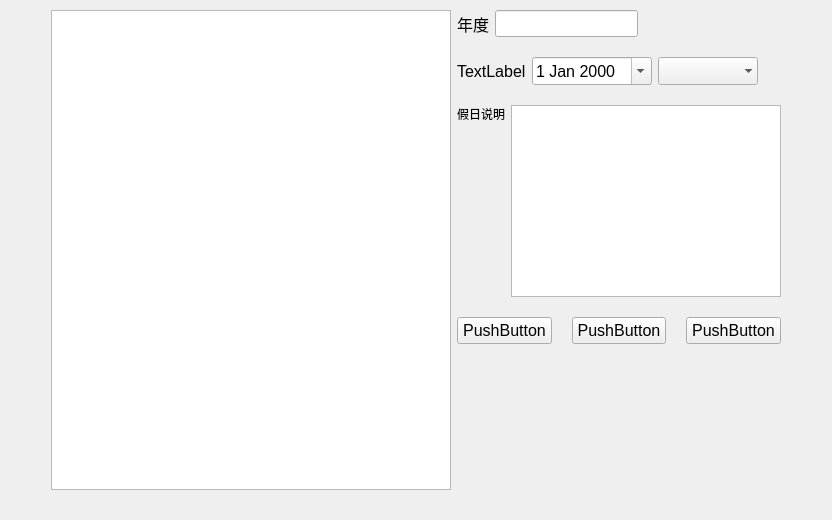
The window that FML/view/mainframe/paramgrholiday.ui (ruofeng216/fmlnew) describes before a commit, drawn with Qt 5.
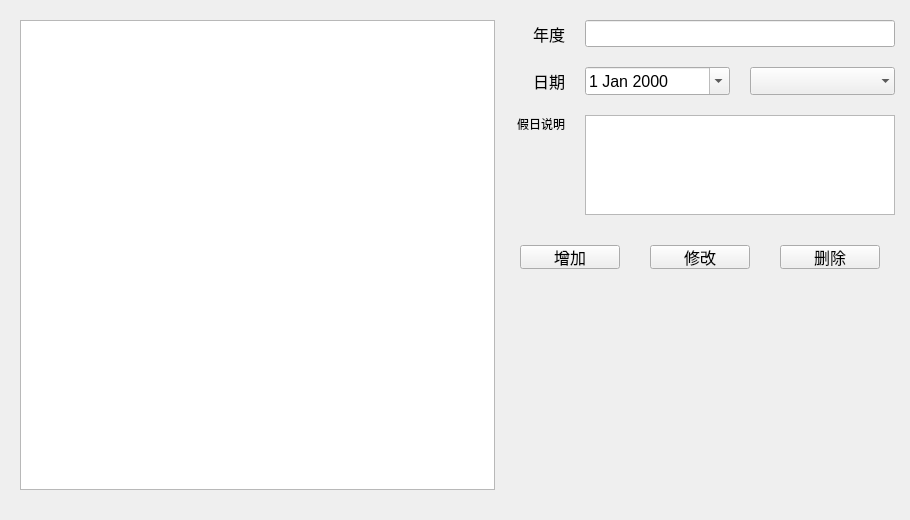
The same window after the commit.

Commit message: 组合管理，金融日历布局，样式修改

What changed in the file:
```diff
--- a/FML/view/mainframe/paramgrholiday.ui
+++ b/FML/view/mainframe/paramgrholiday.ui
@@ -6,65 +6,57 @@
    <rect>
     <x>0</x>
     <y>0</y>
-    <width>832</width>
+    <width>910</width>
     <height>520</height>
    </rect>
   </property>
   <property name="windowTitle">
    <string>ParaMgrHoliday</string>
   </property>
-  <layout class="QGridLayout" name="gridLayout">
+  <layout class="QHBoxLayout" name="horizontalLayout_6">
+   <property name="spacing">
+    <number>0</number>
+   </property>
+   <property name="leftMargin">
+    <number>0</number>
+   </property>
    <property name="topMargin">
-    <number>10</number>
+    <number>0</number>
+   </property>
+   <property name="rightMargin">
+    <number>0</number>
+   </property>
+   <property name="bottomMargin">
+    <number>0</number>
+   </property>
+   <item>
+    <layout class="QHBoxLayout" name="horizontalLayout_5" stretch="1,0">
+     <property name="spacing">
+      <number>0</number>
+     </property>
+     <property name="leftMargin">
+      <number>20</number>
+     </property>
+     <property name="topMargin">
+      <number>20</number>
+     </property>
+     <property name="rightMargin">
+      <number>15</number>
    </property>
    <property name="bottomMargin">
     <number>30</number>
    </property>
-   <item row="0" column="0">
-    <spacer name="horizontalSpacer">
-     <property name="orientation">
-      <enum>Qt::Horizontal</enum>
-     </property>
-     <property name="sizeType">
-      <enum>QSizePolicy::MinimumExpanding</enum>
-     </property>
-     <property name="sizeHint" stdset="0">
-      <size>
-       <width>40</width>
-       <height>20</height>
-      </size>
-     </property>
-    </spacer>
-   </item>
-   <item row="0" column="2">
-    <spacer name="horizontalSpacer_2">
-     <property name="orientation">
-      <enum>Qt::Horizontal</enum>
-     </property>
-     <property name="sizeType">
-      <enum>QSizePolicy::MinimumExpanding</enum>
-     </property>
-     <property name="sizeHint" stdset="0">
-      <size>
-       <width>40</width>
-       <height>20</height>
-      </size>
-     </property>
-    </spacer>
-   </item>
-   <item row="0" column="1">
-    <layout class="QHBoxLayout" name="horizontalLayout_5">
      <item>
       <widget class="QTreeView" name="treeView">
        <property name="minimumSize">
         <size>
-         <width>400</width>
+         <width>0</width>
          <height>0</height>
         </size>
        </property>
        <property name="maximumSize">
         <size>
-         <width>600</width>
+         <width>16777215</width>
          <height>16777215</height>
         </size>
        </property>
@@ -128,14 +120,54 @@
       </widget>
      </item>
      <item>
+      <widget class="QWidget" name="rightWidget" native="true">
+       <property name="minimumSize">
+        <size>
+         <width>400</width>
+         <height>0</height>
+        </size>
+       </property>
+       <property name="maximumSize">
+        <size>
+         <width>400</width>
+         <height>16777215</height>
+        </size>
+       </property>
       <layout class="QVBoxLayout" name="verticalLayout_2">
        <property name="spacing">
         <number>20</number>
        </property>
+        <property name="leftMargin">
+         <number>0</number>
+        </property>
+        <property name="topMargin">
+         <number>0</number>
+        </property>
+        <property name="rightMargin">
+         <number>0</number>
+        </property>
+        <property name="bottomMargin">
+         <number>0</number>
+        </property>
        <item>
         <layout class="QHBoxLayout" name="horizontalLayout">
+          <property name="spacing">
+           <number>20</number>
+          </property>
          <item>
           <widget class="QLabel" name="label_year">
+            <property name="minimumSize">
+             <size>
+              <width>70</width>
+              <height>0</height>
+             </size>
+            </property>
+            <property name="maximumSize">
+             <size>
+              <width>70</width>
+              <height>16777215</height>
+             </size>
+            </property>
            <property name="font">
             <font>
              <pointsize>12</pointsize>
@@ -144,6 +176,9 @@
            <property name="text">
             <string>年度</string>
            </property>
+            <property name="alignment">
+             <set>Qt::AlignRight|Qt::AlignTrailing|Qt::AlignVCenter</set>
+            </property>
           </widget>
          </item>
          <item>
@@ -155,32 +190,37 @@
            </property>
           </widget>
          </item>
-         <item>
-          <spacer name="horizontalSpacer_4">
-           <property name="orientation">
-            <enum>Qt::Horizontal</enum>
-           </property>
-           <property name="sizeHint" stdset="0">
-            <size>
-             <width>40</width>
-             <height>20</height>
-            </size>
-           </property>
-          </spacer>
-         </item>
         </layout>
        </item>
        <item>
         <layout class="QHBoxLayout" name="horizontalLayout_4">
+          <property name="spacing">
+           <number>20</number>
+          </property>
          <item>
           <widget class="QLabel" name="label_date">
+            <property name="minimumSize">
+             <size>
+              <width>70</width>
+              <height>0</height>
+             </size>
+            </property>
+            <property name="maximumSize">
+             <size>
+              <width>70</width>
+              <height>16777215</height>
+             </size>
+            </property>
            <property name="font">
             <font>
              <pointsize>12</pointsize>
             </font>
            </property>
            <property name="text">
-            <string>TextLabel</string>
+             <string>日期</string>
+            </property>
+            <property name="alignment">
+             <set>Qt::AlignRight|Qt::AlignTrailing|Qt::AlignVCenter</set>
            </property>
           </widget>
          </item>
@@ -238,58 +278,56 @@
            </property>
           </widget>
          </item>
-         <item>
-          <spacer name="horizontalSpacer_3">
-           <property name="orientation">
-            <enum>Qt::Horizontal</enum>
-           </property>
-           <property name="sizeHint" stdset="0">
-            <size>
-             <width>40</width>
-             <height>20</height>
-            </size>
-           </property>
-          </spacer>
-         </item>
         </layout>
        </item>
        <item>
         <layout class="QHBoxLayout" name="horizontalLayout_3">
+          <property name="spacing">
+           <number>20</number>
+          </property>
          <item>
           <layout class="QVBoxLayout" name="verticalLayout">
            <item>
             <widget class="QLabel" name="label_def">
+              <property name="minimumSize">
+               <size>
+                <width>70</width>
+                <height>0</height>
+               </size>
+              </property>
+              <property name="maximumSize">
+               <size>
+                <width>70</width>
+                <height>16777215</height>
+               </size>
+              </property>
              <property name="text">
               <string>假日说明</string>
              </property>
-            </widget>
-           </item>
-           <item>
-            <spacer name="verticalSpacer">
-             <property name="orientation">
-              <enum>Qt::Vertical</enum>
-             </property>
-             <property name="sizeType">
-              <enum>QSizePolicy::Expanding</enum>
-             </property>
-             <property name="sizeHint" stdset="0">
-              <size>
-               <width>20</width>
-               <height>40</height>
-              </size>
-             </property>
-            </spacer>
-           </item>
+              <property name="alignment">
+               <set>Qt::AlignRight|Qt::AlignTop|Qt::AlignTrailing</set>
+              </property>
+             </widget>
+            </item>
           </layout>
          </item>
          <item>
           <widget class="QTextEdit" name="textEdit_def">
+            <property name="minimumSize">
+             <size>
+              <width>0</width>
+              <height>100</height>
+             </size>
+            </property>
            <property name="maximumSize">
             <size>
              <width>16777215</width>
-             <height>300</height>
-            </size>
-           </property>
+              <height>100</height>
+             </size>
+            </property>
+            <property name="layoutDirection">
+             <enum>Qt::LeftToRight</enum>
+            </property>
           </widget>
          </item>
         </layout>
@@ -297,44 +335,115 @@
        <item>
         <layout class="QHBoxLayout" name="horizontalLayout_2">
          <property name="spacing">
-          <number>20</number>
-         </property>
+           <number>30</number>
+          </property>
+          <property name="leftMargin">
+           <number>10</number>
+          </property>
+          <property name="topMargin">
+           <number>10</number>
+          </property>
+          <property name="rightMargin">
+           <number>0</number>
+          </property>
+          <item>
+           <spacer name="horizontalSpacer">
+            <property name="orientation">
+             <enum>Qt::Horizontal</enum>
+            </property>
+            <property name="sizeHint" stdset="0">
+             <size>
+              <width>40</width>
+              <height>20</height>
+             </size>
+            </property>
+           </spacer>
+          </item>
          <item>
           <widget class="QPushButton" name="pushButton_add">
+            <property name="minimumSize">
+             <size>
+              <width>100</width>
+              <height>24</height>
+             </size>
+            </property>
+            <property name="maximumSize">
+             <size>
+              <width>100</width>
+              <height>24</height>
+             </size>
+            </property>
            <property name="font">
             <font>
              <pointsize>12</pointsize>
             </font>
            </property>
            <property name="text">
-            <string>PushButton</string>
+             <string>增加</string>
            </property>
           </widget>
          </item>
          <item>
           <widget class="QPushButton" name="pushButton_modify">
+            <property name="minimumSize">
+             <size>
+              <width>100</width>
+              <height>24</height>
+             </size>
+            </property>
+            <property name="maximumSize">
+             <size>
+              <width>100</width>
+              <height>24</height>
+             </size>
+            </property>
            <property name="font">
             <font>
              <pointsize>12</pointsize>
             </font>
            </property>
            <property name="text">
-            <string>PushButton</string>
+             <string>修改</string>
            </property>
           </widget>
          </item>
          <item>
           <widget class="QPushButton" name="pushButton_delete">
+            <property name="minimumSize">
+             <size>
+              <width>100</width>
+              <height>24</height>
+             </size>
+            </property>
+            <property name="maximumSize">
+             <size>
+              <width>100</width>
+              <height>24</height>
+             </size>
+            </property>
            <property name="font">
             <font>
              <pointsize>12</pointsize>
             </font>
            </property>
            <property name="text">
-            <string>PushButton</string>
+             <string>删除</string>
            </property>
           </widget>
          </item>
+          <item>
+           <spacer name="horizontalSpacer_2">
+            <property name="orientation">
+             <enum>Qt::Horizontal</enum>
+            </property>
+            <property name="sizeHint" stdset="0">
+             <size>
+              <width>40</width>
+              <height>20</height>
+             </size>
+            </property>
+           </spacer>
+          </item>
         </layout>
        </item>
        <item>
@@ -351,6 +460,7 @@
         </spacer>
        </item>
       </layout>
+      </widget>
      </item>
     </layout>
    </item>
```
Lines whose indentation alone changed are shown as unchanged. The commit also changes 5 other files.
